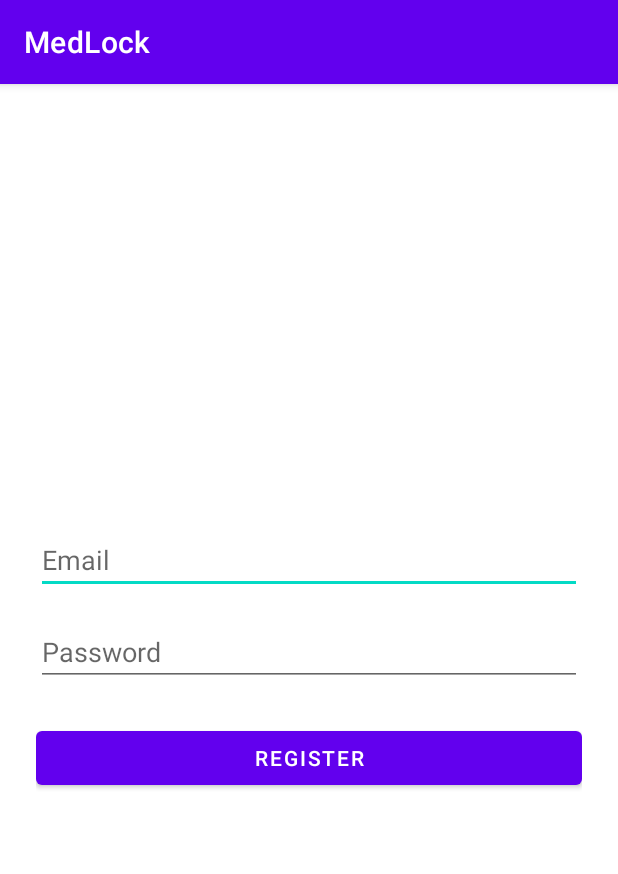
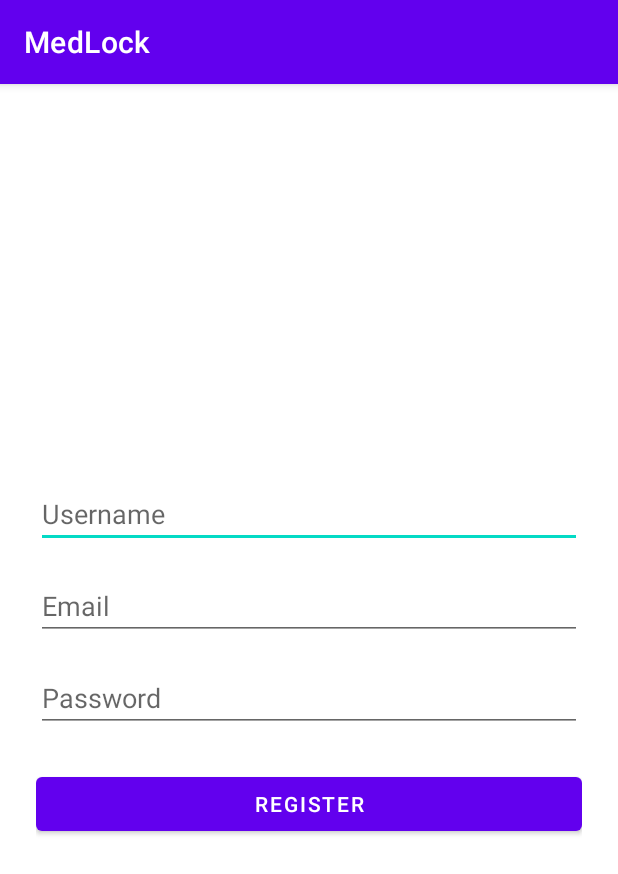
Before and after one commit to NathanGrs00/medlock, an Android app: the screen it shows after launch (RegisterActivity), after a tap on "Make a new account?", on a phone screen of 412 x 824 dp. Shown: the top 874 px of the screen. Run offline under Robolectric (Android 15) with nearby library versions, the phone set to English and light mode, and no system bars; our stand-ins replace Firebase (no records; nobody signed in at launch, a user with empty details on screens opened directly).

Commit message:
Add username field to registration and login forms, and implement user data saving

```diff
--- a/app/src/main/java/com/nathan/medlock/ui/LoginActivity.kt
+++ b/app/src/main/java/com/nathan/medlock/ui/LoginActivity.kt
@@ -21,7 +21,7 @@ class LoginActivity : AppCompatActivity() {
 
         var failCounter = 0
 
-        val emailEditText = findViewById<EditText>(R.id.editTextEmail)
+        val emailEditText = findViewById<EditText>(R.id.editTextUsername)
         val passwordEditText = findViewById<EditText>(R.id.editTextPassword)
         val registerButton = findViewById<TextView>(R.id.textViewNew)
         val loginButton = findViewById<Button>(R.id.buttonLogin)
--- a/app/src/main/java/com/nathan/medlock/ui/RegisterActivity.kt
+++ b/app/src/main/java/com/nathan/medlock/ui/RegisterActivity.kt
@@ -16,14 +16,16 @@ class RegisterActivity : AppCompatActivity() {
 
         val emailEditText = findViewById<EditText>(R.id.editTextEmail)
         val passwordEditText = findViewById<EditText>(R.id.editTextPassword)
+        val usernameEditText = findViewById<EditText>(R.id.editTextUsername)
         val registerButton = findViewById<Button>(R.id.buttonRegister)
 
         registerButton.setOnClickListener {
             val email = emailEditText.text.toString().trim()
             val password = passwordEditText.text.toString().trim()
+            val username = usernameEditText.text.toString().trim()
 
             val registerController = RegisterController()
-            registerController.checkRegistration(email, password, this) { success ->
+            registerController.checkRegistration(email, password, username, this) { success ->
                 if (success) {
                     val intent = Intent(this, LoginActivity::class.java)
                     startActivity(intent)
--- a/app/src/main/res/layout/activity_login.xml
+++ b/app/src/main/res/layout/activity_login.xml
@@ -7,7 +7,7 @@
     android:gravity="center">
 
     <EditText
-        android:id="@+id/editTextEmail"
+        android:id="@+id/editTextUsername"
         android:layout_width="match_parent"
         android:layout_height="wrap_content"
         android:hint="Email"
--- a/app/src/main/res/layout/activity_register.xml
+++ b/app/src/main/res/layout/activity_register.xml
@@ -7,12 +7,20 @@
     android:gravity="center">
 
     <EditText
+        android:id="@+id/editTextUsername"
+        android:layout_width="match_parent"
+        android:layout_height="wrap_content"
+        android:layout_marginBottom="16dp"
+        android:hint="Username"
+        android:inputType="textEmailAddress" />
+
+    <EditText
         android:id="@+id/editTextEmail"
         android:layout_width="match_parent"
         android:layout_height="wrap_content"
+        android:layout_marginBottom="16dp"
         android:hint="Email"
-        android:inputType="textEmailAddress"
-        android:layout_marginBottom="16dp"/>
+        android:inputType="textEmailAddress" />
 
     <EditText
         android:id="@+id/editTextPassword"
```
Also changed, not shown: app/src/main/java/com/nathan/medlock/controller/RegisterController.kt (+23 -2 lines), app/src/main/java/com/nathan/medlock/model/User.kt (added, +12 -0 lines), app/src/main/java/com/nathan/medlock/repository/UserRepository.kt (added, +19 -0 lines).
